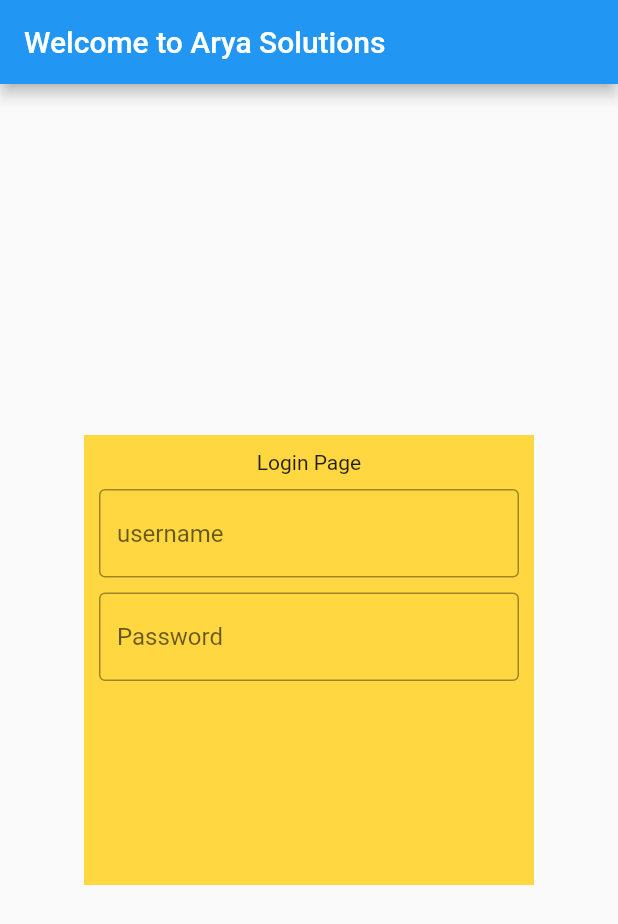
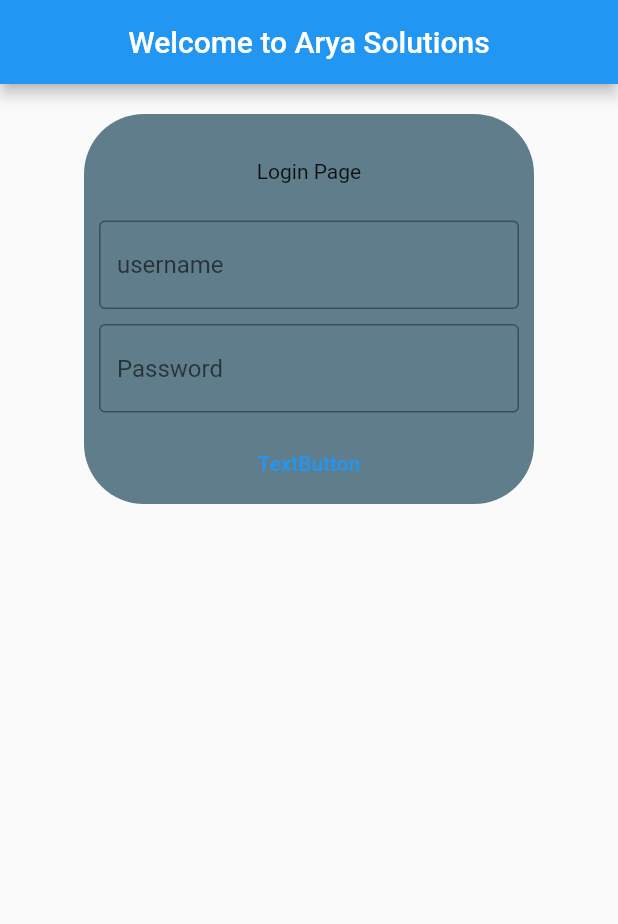
Before and after one commit to aryasolutions/Flutter-login-page, a Flutter app: the screen it shows after launch, on a phone screen of 412 x 824 dp. Shown: the top 924 px of the screen. Run offline on Flutter 3.47's test engine with Material 2 defaults, Android fonts, the phone set to English and light mode, and no system bars.

Commit message:
first commit

```diff
--- a/lib/main.dart
+++ b/lib/main.dart
@@ -1,5 +1,3 @@
-
-
 import 'package:flutter/material.dart';
 
 void main() => runApp(MyApp());
@@ -8,42 +6,59 @@ class MyApp extends StatelessWidget {
   @override
   Widget build(BuildContext context) {
     return MaterialApp(
+      debugShowCheckedModeBanner: false,
       title: 'Arya Solutions',
       home: Scaffold(
         appBar: AppBar(
+          centerTitle: true,
           title: Text('Welcome to Arya Solutions'),
         ),
         body: Center(
-          child: Container(
+          child: Column(
+            children: [
+              SizedBox(height: 20),
+              Container(
+                decoration: new BoxDecoration(
+                    color: Colors.blueGrey,
+                    borderRadius: new BorderRadius.only(
+                      topLeft: const Radius.circular(40.0),
+                      topRight: const Radius.circular(40.0),
+                      bottomRight: const Radius.circular(40.0),
+                      bottomLeft: const Radius.circular(40.0),
+                    )),
                 width: 300,
-              height: 300,
-              color: Colors.amberAccent,
+                height: 260,
                 child: Center(
                   child: Container(
                     width: 280,
                     child: Column(
                       children: [
-                    SizedBox(height: 10),
+                        SizedBox(height: 30),
                         Text('Login Page'),
-                              SizedBox(height: 10),
+                        SizedBox(height: 25),
                         TextField(
                           decoration: InputDecoration(
                               border: OutlineInputBorder(),
-                            hintText: "username"
-                            ),
+                              hintText: "username"),
                         ),
                         SizedBox(height: 10),
                         TextField(
                           decoration: InputDecoration(
                               border: OutlineInputBorder(),
-                            hintText: "Password"
+                              hintText: "Password"),
                         ),
+                        SizedBox(height: 10),
+                        TextButton(
+                          onPressed: () {},
+                          child: Text('TextButton'),
                         )
                       ],
                     ),
                   ),
                 ),
               ),
+            ],
+          ),
         ),
       ),
     );
```
Lines whose indentation alone changed are shown as unchanged.
